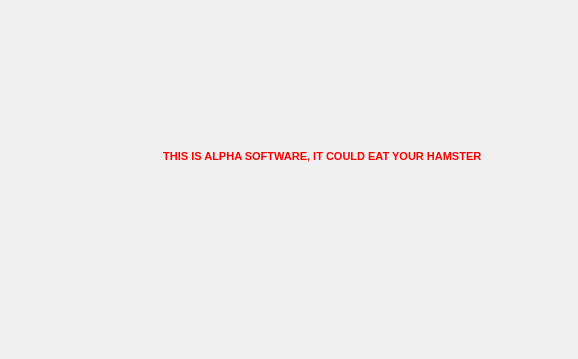
First picture: the form in ui/pages/intro.ui, repository Inkane/Tribe, before the edit; both pictures show x 0 to 578 and y 161 to 520 of the 578 by 520 pixel window.
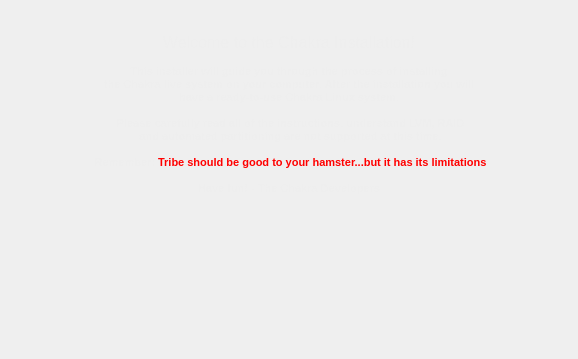
Second picture: the form after the edit. Icons and pictures are not drawn.

Commit message: removing Alpha text, replacing vlc with dragon shot

What changed in the file:
```diff
--- a/ui/pages/intro.ui
+++ b/ui/pages/intro.ui
@@ -98,9 +98,10 @@
 &lt;p align=&quot;center&quot; style=&quot; margin-top:0px; margin-bottom:0px; margin-left:0px; margin-right:0px; -qt-block-indent:0; text-indent:0px;&quot;&gt;&lt;span style=&quot; font-family:'Bitstream Vera Sans'; font-size:8pt; font-weight:536; color:#eeeeee;&quot;&gt;the Chakra live system on your computer. After the installation you will&lt;/span&gt;&lt;/p&gt;
 &lt;p align=&quot;center&quot; style=&quot; margin-top:0px; margin-bottom:0px; margin-left:0px; margin-right:0px; -qt-block-indent:0; text-indent:0px;&quot;&gt;&lt;span style=&quot; font-family:'Bitstream Vera Sans'; font-size:8pt; font-weight:536; color:#eeeeee;&quot;&gt;have a ready-to-use Chakra Linux system.&lt;/span&gt;&lt;/p&gt;
 &lt;p align=&quot;center&quot; style=&quot;-qt-paragraph-type:empty; margin-top:0px; margin-bottom:0px; margin-left:0px; margin-right:0px; -qt-block-indent:0; text-indent:0px; font-family:'Bitstream Vera Sans'; font-size:8pt; font-weight:536; color:#eeeeee;&quot;&gt;&lt;/p&gt;
-&lt;p align=&quot;center&quot; style=&quot; margin-top:0px; margin-bottom:0px; margin-left:0px; margin-right:0px; -qt-block-indent:0; text-indent:0px;&quot;&gt;&lt;span style=&quot; font-family:'Bitstream Vera Sans'; font-size:8pt; font-weight:536; color:#eeeeee;&quot;&gt; Please carefully read all of the instructions.&lt;/span&gt;&lt;/p&gt;
+&lt;p align=&quot;center&quot; style=&quot; margin-top:0px; margin-bottom:0px; margin-left:0px; margin-right:0px; -qt-block-indent:0; text-indent:0px;&quot;&gt;&lt;span style=&quot; font-family:'Bitstream Vera Sans'; font-size:8pt; font-weight:536; color:#eeeeee;&quot;&gt; Please carefully read all of the instructions, understand LVM, RAID&lt;/span&gt;&lt;/p&gt;
+&lt;p align=&quot;center&quot; style=&quot; margin-top:0px; margin-bottom:0px; margin-left:0px; margin-right:0px; -qt-block-indent:0; text-indent:0px;&quot;&gt;&lt;span style=&quot; font-family:'Bitstream Vera Sans'; font-size:8pt; font-weight:536; color:#eeeeee;&quot;&gt; and automated partitioning are not supported at this time.&lt;/span&gt;&lt;/p&gt;
 &lt;p align=&quot;center&quot; style=&quot;-qt-paragraph-type:empty; margin-top:0px; margin-bottom:0px; margin-left:0px; margin-right:0px; -qt-block-indent:0; text-indent:0px; font-family:'Bitstream Vera Sans'; font-size:8pt; color:#eeeeee;&quot;&gt;&lt;/p&gt;
-&lt;p align=&quot;center&quot; style=&quot; margin-top:0px; margin-bottom:0px; margin-left:0px; margin-right:0px; -qt-block-indent:0; text-indent:0px;&quot;&gt;&lt;span style=&quot; font-family:'Bitstream Vera Sans'; font-size:8pt; font-weight:536; color:#eeeeee;&quot;&gt; Remember:&lt;/span&gt;&lt;span style=&quot; font-family:'Bitstream Vera Sans'; font-size:8pt; font-weight:536;&quot;&gt; &lt;/span&gt;&lt;span style=&quot; font-family:'Bitstream Vera Sans'; font-size:8pt; font-weight:536; color:#ff0000;&quot;&gt;THIS IS ALPHA SOFTWARE, IT COULD EAT YOUR HAMSTER&lt;/span&gt;&lt;/p&gt;
+&lt;p align=&quot;center&quot; style=&quot; margin-top:0px; margin-bottom:0px; margin-left:0px; margin-right:0px; -qt-block-indent:0; text-indent:0px;&quot;&gt;&lt;span style=&quot; font-family:'Bitstream Vera Sans'; font-size:8pt; font-weight:536; color:#eeeeee;&quot;&gt; Remember:&lt;/span&gt;&lt;span style=&quot; font-family:'Bitstream Vera Sans'; font-size:8pt; font-weight:536;&quot;&gt; &lt;/span&gt;&lt;span style=&quot; font-family:'Bitstream Vera Sans'; font-size:8pt; font-weight:536; color:#ff0000;&quot;&gt;Tribe should be good to your hamster...but it has its limitations&lt;/span&gt;&lt;/p&gt;
 &lt;p align=&quot;center&quot; style=&quot;-qt-paragraph-type:empty; margin-top:0px; margin-bottom:0px; margin-left:0px; margin-right:0px; -qt-block-indent:0; text-indent:0px; font-family:'Bitstream Vera Sans'; font-size:8pt; font-weight:536; color:#ff0000;&quot;&gt;&lt;/p&gt;
 &lt;p align=&quot;center&quot; style=&quot; margin-top:0px; margin-bottom:0px; margin-left:0px; margin-right:0px; -qt-block-indent:0; text-indent:0px;&quot;&gt;&lt;span style=&quot; font-family:'Bitstream Vera Sans'; font-size:8pt; font-weight:536; color:#eeeeee;&quot;&gt;Have fun! - The Chakra Developers&lt;/span&gt;&lt;/p&gt;&lt;/body&gt;&lt;/html&gt;</string>
      </property>
```
The commit also changes 1 other file.
